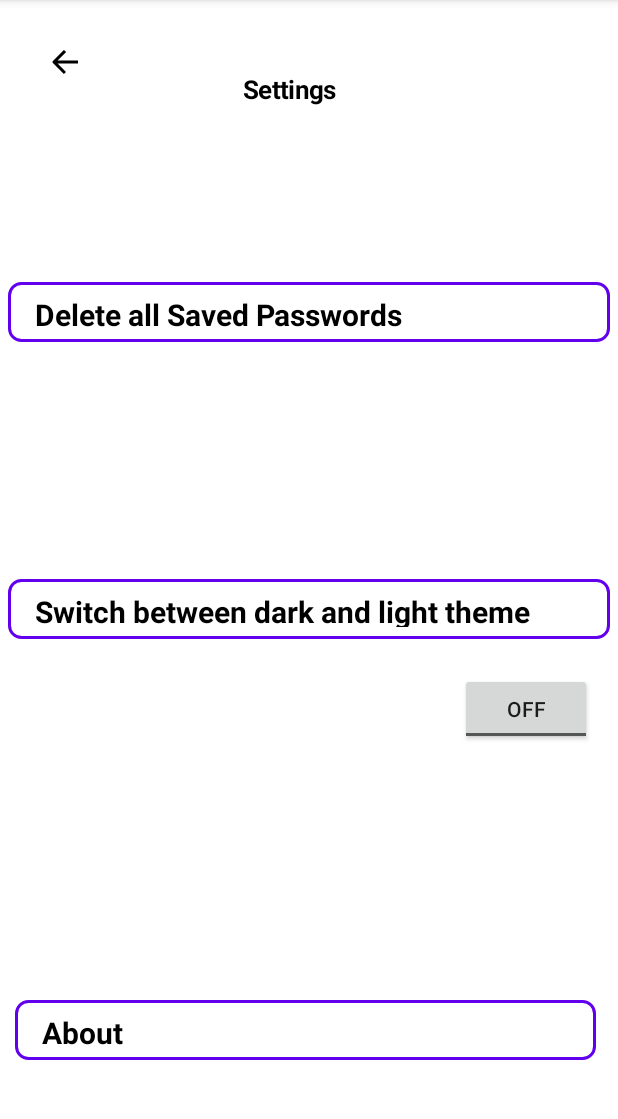
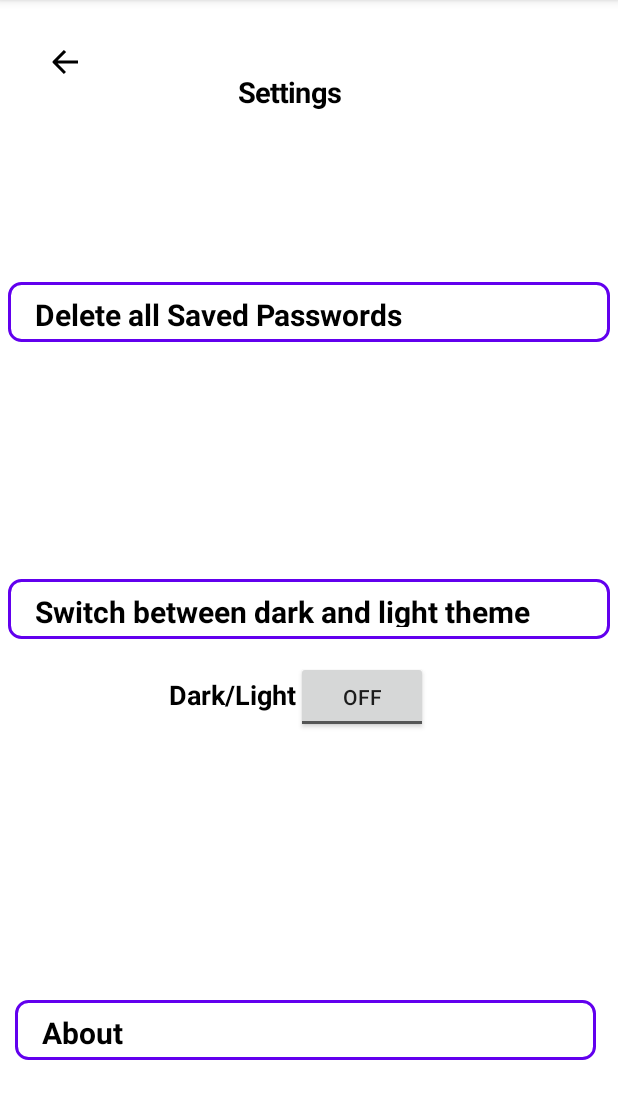
Before and after one commit to rdjirackor/Password_Manager_Android, an Android app: the Settings screen opened directly, with no data from a screen before it, on a phone screen of 412 x 824 dp, the part 84-1203 px from its top. Run offline under Robolectric (Android 15) with nearby library versions, the light colour scheme and no system bars.

Commit message:
Added a toggle button

```diff
--- a/app/src/main/java/com/example/groupseven/Settings.java
+++ b/app/src/main/java/com/example/groupseven/Settings.java
@@ -5,8 +5,10 @@ import android.graphics.Color;
 import android.graphics.Typeface;
 import android.os.Bundle;
 import android.view.View;
+import android.view.ViewGroup;
 import android.widget.ImageButton;
 import android.widget.TextView;
+import android.widget.ToggleButton;
 
 import androidx.appcompat.app.AppCompatActivity;
 import androidx.fragment.app.FragmentManager;
@@ -16,18 +18,24 @@ public class Settings extends AppCompatActivity {
     protected void onCreate(Bundle savedInstanceState) {
         super.onCreate(savedInstanceState);
         setContentView(R.layout.settings);
-        TextView deleteAll, darkLight, about,setHead;
+        TextView deleteAll, darkLight, about,setHead,togLabel;
         DialogThing dialog = new DialogThing();
         ImageButton back=findViewById(R.id.backer);
+        ToggleButton toggle=findViewById(R.id.toggle);
 
         deleteAll = findViewById(R.id.delAll);
         darkLight = findViewById(R.id.darkLight);
         about = findViewById(R.id.about);
         setHead=findViewById(R.id.SettingsHeader);
+        togLabel=findViewById(R.id.toggleLabel);
 
         setHead.setTextColor(Color.BLACK);
         setHead.setTypeface(Typeface.defaultFromStyle(Typeface.BOLD));
-        setHead.setTextSize(17);
+        setHead.setTextSize(19);
+
+        togLabel.setTextColor(Color.BLACK);
+        togLabel.setTypeface(Typeface.defaultFromStyle(Typeface.BOLD));
+        togLabel.setTextSize(18);
 
 
         deleteAll.setTextColor(Color.BLACK);
@@ -41,6 +49,8 @@ public class Settings extends AppCompatActivity {
         about.setTextColor(Color.BLACK);
         about.setTypeface(Typeface.defaultFromStyle(Typeface.BOLD));
         about.setTextSize(20);
+
+
 
         back.setBackgroundColor(Color.TRANSPARENT);
 
@@ -59,9 +69,34 @@ public class Settings extends AppCompatActivity {
                 dialog.show(fragmentManager, "dialog");
             }
         });
+        toggle.setOnClickListener(new View.OnClickListener() {
+            @Override
+            public void onClick(View v) {
+                // Handle toggle button state change
+                if (toggle.isChecked()) {
+                    // Toggle is ON
+                    setAppThemeDark();
+                } else {
+                    // Toggle is OFF
+                    setAppThemeLight();
+                }
+            }
+        });
     }
     public void openCreateAccount(){
         Intent intent=new Intent(this,CreateAccount.class);
         startActivity(intent);
     }
+
+    private void setAppThemeDark() {
+        // Set background color to black for all pages
+        ViewGroup rootView = findViewById(android.R.id.content);
+        rootView.setBackgroundColor(Color.BLACK);
+    }
+
+    private void setAppThemeLight() {
+        // Set background color to white for all pages
+        ViewGroup rootView = findViewById(android.R.id.content);
+        rootView.setBackgroundColor(Color.WHITE);
+    }
 }
--- a/app/src/main/res/layout/settings.xml
+++ b/app/src/main/res/layout/settings.xml
@@ -81,16 +81,25 @@
         app:layout_constraintVertical_bias="0.922"
          />
 
-    <ToggleButton
-        android:id="@+id/toggleButton"
+    <TextView
+        android:id="@+id/toggleLabel"
         android:layout_width="wrap_content"
         android:layout_height="wrap_content"
         android:text="Dark/Light"
-        app:layout_constraintBottom_toTopOf="@+id/about"
-        app:layout_constraintEnd_toEndOf="parent"
-        app:layout_constraintHorizontal_bias="0.947"
-        app:layout_constraintStart_toStartOf="parent"
-        app:layout_constraintTop_toBottomOf="@+id/darkLight"
-        app:layout_constraintVertical_bias="0.118" />
+        app:layout_constraintBaseline_toBaselineOf="@id/toggle"
+        app:layout_constraintEnd_toStartOf="@id/toggle"
+        app:layout_constraintHorizontal_chainStyle="packed"
+        app:layout_constraintStart_toStartOf="parent" />
+
+    <androidx.appcompat.widget.AppCompatToggleButton
+        android:id="@+id/toggle"
+        android:layout_width="wrap_content"
+        android:layout_height="wrap_content"
+        app:layout_constraintBottom_toBottomOf="parent"
+        app:layout_constraintEnd_toEndOf="@+id/about"
+        app:layout_constraintHorizontal_bias="0.9"
+        app:layout_constraintStart_toEndOf="@id/toggleLabel"
+        app:layout_constraintTop_toTopOf="parent"
+        app:layout_constraintVertical_bias="0.612" />
 
 </androidx.constraintlayout.widget.ConstraintLayout>
```
